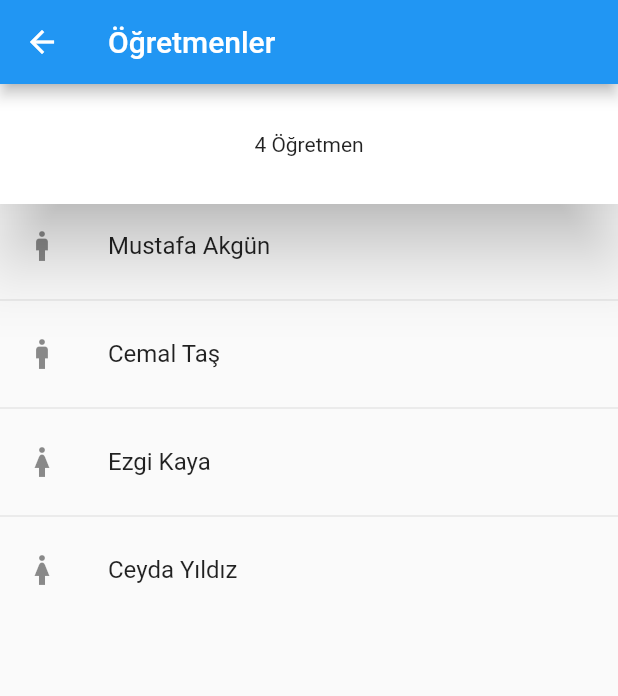
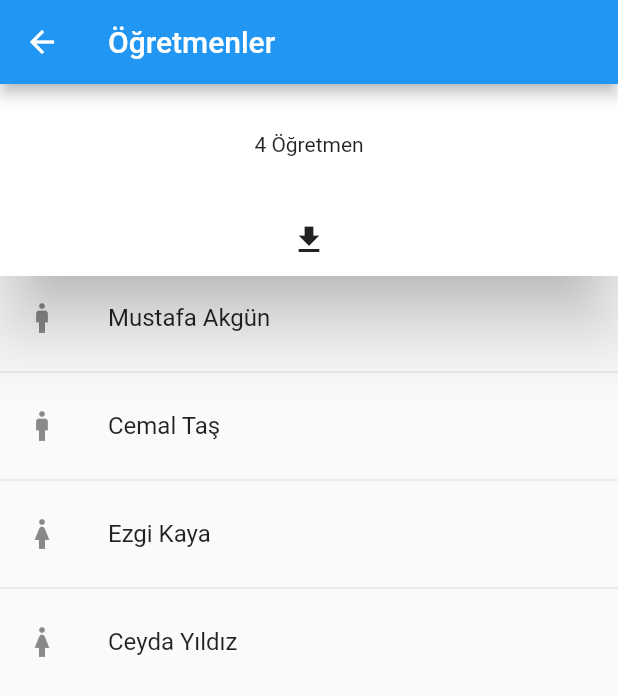
Before and after one commit to alikemaluysal/flutter_ogrenci_app, a Flutter app: the screen it shows after launch, after a tap on an icon or button, on a phone screen of 412 x 824 dp. Shown: the top 696 px of the screen. Run offline on Flutter 3.47's test engine with Material 2 defaults, Android fonts, the phone set to English and light mode, and no system bars; our stand-ins replace flutter_riverpod; network calls fail.

```diff
--- /dev/null
+++ b/lib/models/teacher.dart
@@ -0,0 +1,13 @@
+class Teacher {
+  String firstName;
+  String lastName;
+  int age;
+  String gender;
+
+  Teacher(this.firstName, this.lastName, this.age, this.gender);
+
+  Teacher.fromMap(Map<String, dynamic> map)
+      : this(map['firstName'], map['lastName'], map['age'], map['gender']);
+
+
+}
--- a/lib/pages/messages_page.dart
+++ b/lib/pages/messages_page.dart
@@ -4,6 +4,7 @@ import 'package:flutter/material.dart';
 import 'package:flutter_riverpod/flutter_riverpod.dart';
 
 import '../repositories/messages_repository.dart';
+import 'package:ogrenci_app/models/message.dart';
 
 class MessagesPage extends ConsumerStatefulWidget {
   const MessagesPage({Key? key}) : super(key: key);
--- a/lib/pages/students_page.dart
+++ b/lib/pages/students_page.dart
@@ -2,6 +2,7 @@ import 'package:flutter/material.dart';
 import 'package:flutter_riverpod/flutter_riverpod.dart';
 
 import '../repositories/students_repository.dart';
+import 'package:ogrenci_app/models/student.dart';
 
 class StudentsPage extends ConsumerWidget {
   const StudentsPage({Key? key}) : super(key: key);
--- a/lib/pages/teachers_page.dart
+++ b/lib/pages/teachers_page.dart
@@ -2,6 +2,7 @@ import 'package:flutter/material.dart';
 import 'package:flutter_riverpod/flutter_riverpod.dart';
 
 import '../repositories/teachers_repository.dart';
+import 'package:ogrenci_app/models/teacher.dart';
 
 
 class TeachersPage extends ConsumerWidget {
@@ -19,11 +20,16 @@ class TeachersPage extends ConsumerWidget {
             PhysicalModel(
               color: Colors.white,
               elevation: 20,
-              child: Center(
-                child: Padding(
-                  padding: const EdgeInsets.symmetric(vertical: 32.0, horizontal: 32.0),
-                  child: Text("${teachersRepository.teachers.length} Öğretmen"),
-                ),
+              child: Column(
+                children: [
+                  Center(
+                    child: Padding(
+                      padding: const EdgeInsets.symmetric(vertical: 32.0, horizontal: 32.0),
+                      child: Text("${teachersRepository.teachers.length} Öğretmen"),
+                    ),
+                  ),
+                  TeacherDownloadButton()
+                ],
               ),
             ),
             Expanded(
@@ -37,6 +43,50 @@ class TeachersPage extends ConsumerWidget {
           ],
         ));
 
+  }
+}
+
+class TeacherDownloadButton extends StatefulWidget {
+  const TeacherDownloadButton({
+    super.key,
+  });
+
+  @override
+  State<TeacherDownloadButton> createState() => _TeacherDownloadButtonState();
+}
+
+class _TeacherDownloadButtonState extends State<TeacherDownloadButton> {
+   bool isLoading = false;
+  @override
+  Widget build(BuildContext context) {
+    return Consumer(
+      builder: (context, ref, child) {
+        return isLoading ? CircularProgressIndicator() : IconButton(onPressed: () async {
+
+          //TODO loading
+          //TODO error
+          try{
+            setState(() {
+              isLoading = true;
+
+            });
+
+          await ref.read(teachersProvider).download();
+          }
+          catch(e){
+            ScaffoldMessenger.of(context).showSnackBar(
+              SnackBar(content: Text(e.toString()))
+            );
+          }
+          finally{
+          setState(() {
+          isLoading = false;
+          });
+          }
+
+        }, icon: const Icon(Icons.download));
+      }
+    );
   }
 }
 
--- a/lib/repositories/teachers_repository.dart
+++ b/lib/repositories/teachers_repository.dart
@@ -1,24 +1,29 @@
 import 'package:flutter/cupertino.dart';
 import 'package:flutter_riverpod/flutter_riverpod.dart';
+import 'package:ogrenci_app/models/teacher.dart';
+import 'package:ogrenci_app/services/data_service.dart';
 
 class TeachersRepository extends ChangeNotifier {
-  List<Teacher> teachers =[
+  List<Teacher> teachers = [
     Teacher("Mustafa", "Akgün", 36, "Erkek"),
     Teacher("Cemal", "Taş", 30, "Erkek"),
     Teacher("Ezgi", "Kaya", 34, "Kadın"),
     Teacher("Ceyda", "Yıldız", 45, "Kadın"),
   ];
+  final DataService dataService;
+
+  TeachersRepository(this.dataService);
+
+  Future<void> download() async {
+
+    Teacher teacher = await dataService.downloadTeacher();
+
+
+    teachers.add(teacher);
+    notifyListeners();
+  }
 }
 
-final teachersProvider = ChangeNotifierProvider((ref){
-  return TeachersRepository();
+final teachersProvider = ChangeNotifierProvider((ref) {
+  return TeachersRepository(ref.watch(dataServiceProvider));
 });
-
-class Teacher{
-  String firstName;
-  String lastName;
-  int age;
-  String gender;
-  Teacher(this.firstName,this.lastName,this.age,this.gender);
-
-}
```
Also changed, not shown: lib/models/message.dart (added, +7 -0 lines), lib/models/student.dart (added, +8 -0 lines), lib/repositories/messages_repository.dart (+1 -8 lines), lib/repositories/students_repository.dart (+2 -10 lines), lib/services/data_service.dart (added, +26 -0 lines), pubspec.yaml (+1 -9 lines), pubspec.lock.
